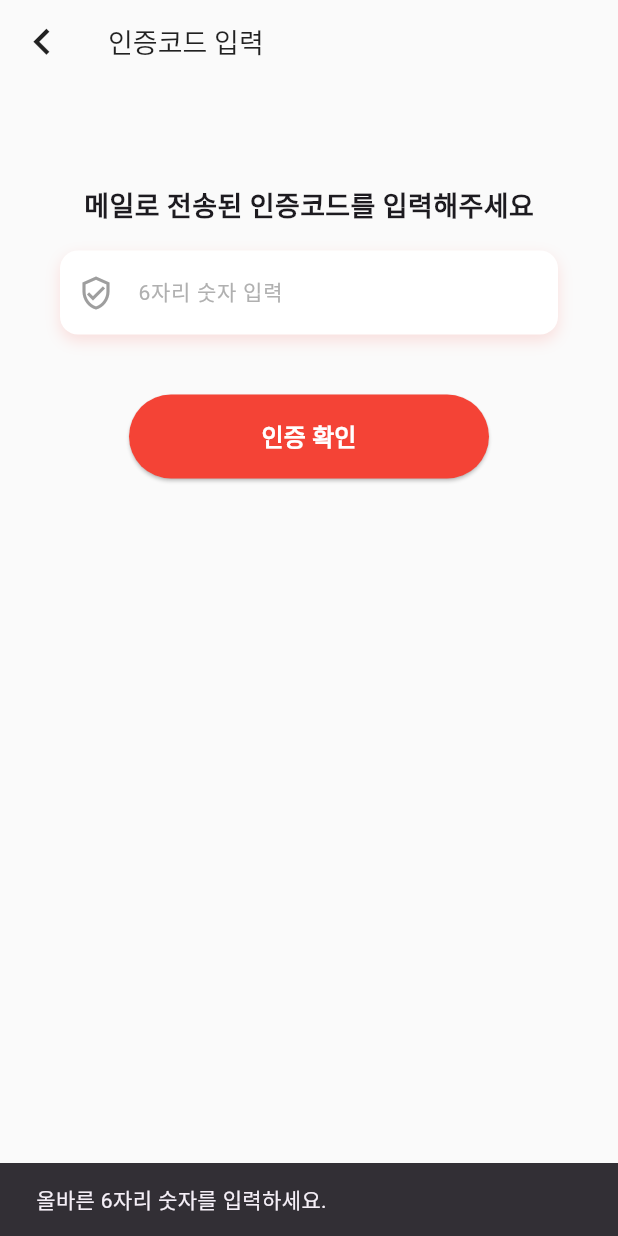
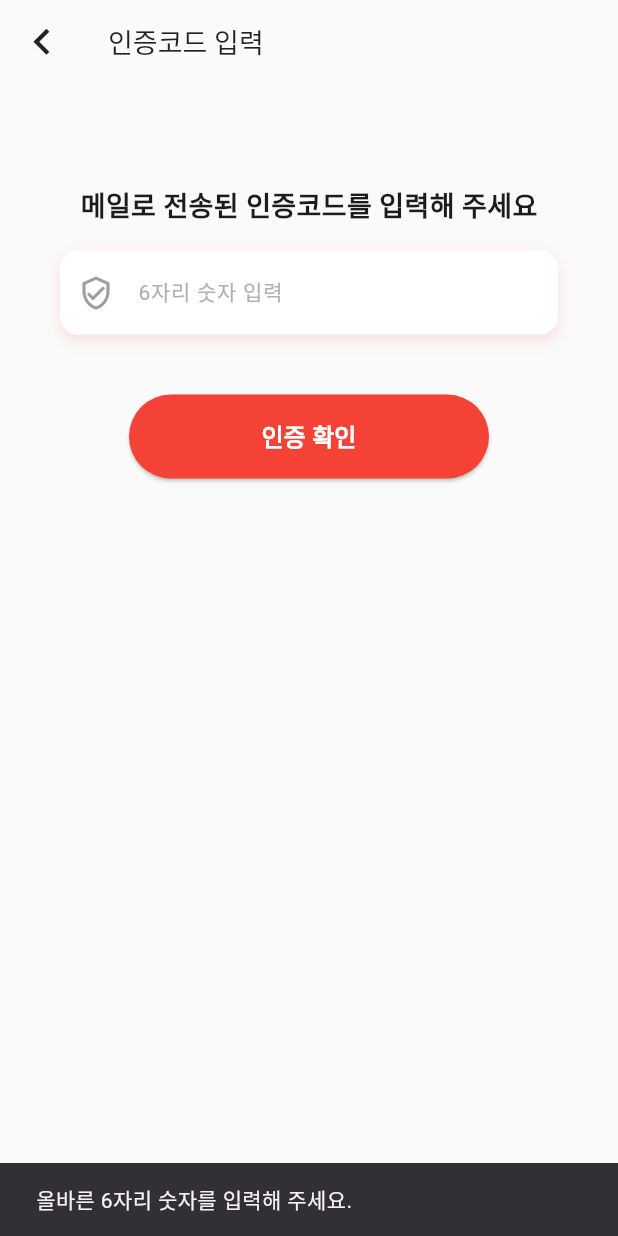
Before and after one commit to ResQ-404Found/ResQ-Frontend, a Flutter app: the PasswordResetVerifyPage screen opened directly with empty values, after a tap on "인증 확인", on a phone screen of 412 x 824 dp. Run offline on Flutter 3.47's test engine with Material 3 defaults, Android fonts, the phone set to English and light mode, and no system bars; our stand-ins replace firebase_core, firebase_messaging, flutter_local_notifications, flutter_secure_storage, geolocator, image_picker and 3 more; missing offline and left inert: flutter_naver_map; accounts and stored records are empty; network calls fail; statements that could not run were skipped.

Commit message:
[FEAT] 오류메시지 수정

```diff
--- a/lib/pages/password_reset_verify_page.dart
+++ b/lib/pages/password_reset_verify_page.dart
@@ -1,6 +1,7 @@
 import 'package:flutter/material.dart';
 import 'package:http/http.dart' as http;
 import 'dart:convert';
+import 'dart:async';
 
 class PasswordResetVerifyPage extends StatefulWidget {
   final String email;
@@ -8,47 +9,105 @@ class PasswordResetVerifyPage extends StatefulWidget {
   const PasswordResetVerifyPage({super.key, required this.email});
 
   @override
-  State<PasswordResetVerifyPage> createState() => _PasswordResetVerifyPageState();
+  State<PasswordResetVerifyPage> createState() =>
+      _PasswordResetVerifyPageState();
 }
 
 class _PasswordResetVerifyPageState extends State<PasswordResetVerifyPage> {
   final TextEditingController _codeController = TextEditingController();
   bool isLoading = false;
 
+  static const Duration _httpTimeout = Duration(seconds: 10);
+
+  void _show(String msg) {
+    if (!mounted) return;
+    ScaffoldMessenger.of(context).showSnackBar(SnackBar(content: Text(msg)));
+  }
+
   Future<void> verifyCode() async {
     FocusScope.of(context).unfocus();
     final code = _codeController.text.trim();
 
     if (!RegExp(r'^\d{6}$').hasMatch(code)) {
-      ScaffoldMessenger.of(context).showSnackBar(const SnackBar(content: Text("올바른 6자리 숫자를 입력하세요.")));
+      _show("올바른 6자리 숫자를 입력해 주세요.");
       return;
     }
 
     setState(() => isLoading = true);
 
     try {
-      final response = await http.post(
-        Uri.parse("http://54.253.211.96:8000/api/verify-password-reset-code"),
-        headers: {'Content-Type': 'application/json', 'accept': 'application/json'},
-        body: jsonEncode({"email": widget.email, "code": code}),
-      );
+      final res = await http
+          .post(
+            Uri.parse(
+              "http://54.253.211.96:8000/api/verify-password-reset-code",
+            ),
+            headers: {
+              'Content-Type': 'application/json',
+              'accept': 'application/json',
+            },
+            body: jsonEncode({"email": widget.email, "code": code}),
+          )
+          .timeout(_httpTimeout);
+
+      final bodyText = res.body;
+      Map<String, dynamic>? bodyJson;
+      try {
+        bodyJson = jsonDecode(bodyText);
+      } catch (_) {
+        bodyJson = null;
+      }
 
       setState(() => isLoading = false);
 
-      if (response.statusCode == 200) {
-        ScaffoldMessenger.of(context).showSnackBar(const SnackBar(content: Text("인증 완료")));
-        Navigator.pushNamed(context, '/password_reset_new', arguments: {
-          'email': widget.email,
-          'code': code,
-        });
+      if (res.statusCode == 200) {
+        _show("인증이 완료되었습니다.");
+        if (!mounted) return;
+        Navigator.pushNamed(
+          context,
+          '/password_reset_new',
+          arguments: {'email': widget.email, 'code': code},
+        );
+        return;
+      }
+
+      if (res.statusCode == 400) {
+        final msg = "입력한 정보를 다시 확인해 주세요.";
+        _show(msg);
+      } else if (res.statusCode == 404) {
+        _show("입력하신 정보와 일치하는 요청을 찾을 수 없습니다.");
+      } else if (res.statusCode == 410) {
+        _show("인증코드가 만료되었습니다. 코드를 다시 받아주세요.");
+      } else if (res.statusCode == 429) {
+        _show("요청이 많습니다. 잠시 후 다시 시도해 주세요.");
+      } else if (res.statusCode >= 400 && res.statusCode < 500) {
+        final msg =
+            bodyJson?['message'] ??
+            bodyJson?['detail'] ??
+            "요청을 처리할 수 없습니다. 잠시 후 다시 시도해 주세요.";
+        _show(msg);
+      }
+      else if (res.statusCode >= 500) {
+        _show("일시적인 오류가 발생했습니다. 잠시 후 다시 시도해 주세요. (코드 ${res.statusCode})");
       } else {
-        final msg = jsonDecode(response.body)['message'] ?? "인증 실패";
-        ScaffoldMessenger.of(context).showSnackBar(SnackBar(content: Text("실패: $msg")));
+        _show("예상치 못한 응답입니다. (코드 ${res.statusCode})");
       }
+
+      print(
+        '[verify-password-reset-code] status=${res.statusCode} body=$bodyText',
+      );
+    } on TimeoutException {
+      setState(() => isLoading = false);
+      _show("요청 시간이 초과되었습니다. 네트워크 상태를 확인해 주세요.");
     } catch (e) {
       setState(() => isLoading = false);
-      ScaffoldMessenger.of(context).showSnackBar(SnackBar(content: Text("네트워크 오류: $e")));
+      _show("네트워크 오류가 발생했습니다. 다시 시도해 주세요. ($e)");
     }
+  }
+
+  @override
+  void dispose() {
+    _codeController.dispose();
+    super.dispose();
   }
 
   @override
@@ -56,8 +115,11 @@ class _PasswordResetVerifyPageState extends State<PasswordResetVerifyPage> {
     return Scaffold(
       backgroundColor: const Color(0xFFFAFAFA),
       appBar: AppBar(
-        backgroundColor: Color(0xFFFAFAFA),
-        title: const Text("인증코드 입력", style: TextStyle(color: Colors.black87,fontSize: 18)),
+        backgroundColor: const Color(0xFFFAFAFA),
+        title: const Text(
+          "인증코드 입력",
+          style: TextStyle(color: Colors.black87, fontSize: 18),
+        ),
         iconTheme: const IconThemeData(color: Colors.black87),
         leading: IconButton(
           icon: const Icon(Icons.chevron_left, size: 35),
@@ -71,10 +133,11 @@ class _PasswordResetVerifyPageState extends State<PasswordResetVerifyPage> {
           children: [
             const SizedBox(height: 20),
             const Text(
-              "메일로 전송된 인증코드를 입력해주세요",
+              "메일로 전송된 인증코드를 입력해 주세요",
               style: TextStyle(fontSize: 18, fontWeight: FontWeight.w600),
             ),
             const SizedBox(height: 16),
+
             Container(
               width: 340,
               decoration: BoxDecoration(
@@ -91,16 +154,26 @@ class _PasswordResetVerifyPageState extends State<PasswordResetVerifyPage> {
               child: TextField(
                 controller: _codeController,
                 keyboardType: TextInputType.number,
+                maxLength: 6,
                 decoration: const InputDecoration(
+                  counterText: "",
                   hintText: "6자리 숫자 입력",
                   hintStyle: TextStyle(color: Color(0xFFB0B0B0), fontSize: 14),
-                  prefixIcon: Icon(Icons.verified_user_outlined, color: Colors.grey),
+                  prefixIcon: Icon(
+                    Icons.verified_user_outlined,
+                    color: Colors.grey,
+                  ),
                   border: InputBorder.none,
-                  contentPadding: EdgeInsets.symmetric(horizontal: 20, vertical: 16),
+                  contentPadding: EdgeInsets.symmetric(
+                    horizontal: 20,
+                    vertical: 16,
+                  ),
                 ),
               ),
             ),
+
             const SizedBox(height: 40),
+
             Center(
               child: SizedBox(
                 width: 240,
@@ -109,14 +182,28 @@ class _PasswordResetVerifyPageState extends State<PasswordResetVerifyPage> {
                   style: ElevatedButton.styleFrom(
                     backgroundColor: Colors.red,
                     padding: const EdgeInsets.symmetric(vertical: 16),
-                    shape: RoundedRectangleBorder(borderRadius: BorderRadius.circular(30)),
+                    shape: RoundedRectangleBorder(
+                      borderRadius: BorderRadius.circular(30),
+                    ),
                   ),
-                  child: isLoading
-                      ? const SizedBox(height: 20, width: 20, child: CircularProgressIndicator(color: Colors.white, strokeWidth: 2))
-                      : const Text(
-                    "인증 확인",
-                    style: TextStyle(fontSize: 16, fontWeight: FontWeight.bold, color: Colors.white),
-                  ),
+                  child:
+                      isLoading
+                          ? const SizedBox(
+                            height: 20,
+                            width: 20,
+                            child: CircularProgressIndicator(
+                              color: Colors.white,
+                              strokeWidth: 2,
+                            ),
+                          )
+                          : const Text(
+                            "인증 확인",
+                            style: TextStyle(
+                              fontSize: 16,
+                              fontWeight: FontWeight.bold,
+                              color: Colors.white,
+                            ),
+                          ),
                 ),
               ),
             ),
```
